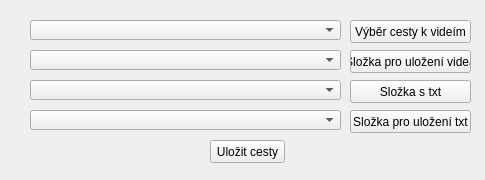
This is ui/t_b_ho.ui in RaphCucul/Image-registration-GUI as Qt 5 draws it before an edit. The edited form follows.
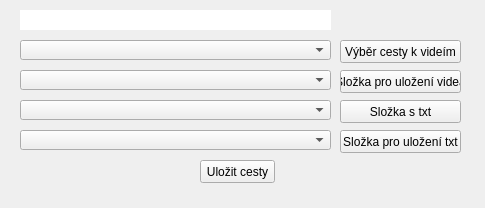
This is the edited form.

What changed in the file:
```diff
--- a/ui/t_b_ho.ui
+++ b/ui/t_b_ho.ui
@@ -7,17 +7,26 @@
     <x>0</x>
     <y>0</y>
     <width>485</width>
-    <height>180</height>
+    <height>208</height>
    </rect>
   </property>
+  <property name="sizePolicy">
+   <sizepolicy hsizetype="Preferred" vsizetype="Preferred">
+    <horstretch>0</horstretch>
+    <verstretch>0</verstretch>
+   </sizepolicy>
+  </property>
   <property name="windowTitle">
    <string>Form</string>
   </property>
+  <property name="autoFillBackground">
+   <bool>true</bool>
+  </property>
   <widget class="QComboBox" name="CB_slozka_txt">
    <property name="geometry">
     <rect>
-     <x>30</x>
-     <y>80</y>
+     <x>20</x>
+     <y>100</y>
      <width>311</width>
      <height>20</height>
     </rect>
@@ -32,8 +41,8 @@
   <widget class="QComboBox" name="CB_ulozeni_videa">
    <property name="geometry">
     <rect>
-     <x>30</x>
-     <y>50</y>
+     <x>20</x>
+     <y>70</y>
      <width>311</width>
      <height>20</height>
     </rect>
@@ -42,8 +51,8 @@
   <widget class="QPushButton" name="cesta_k_videim">
    <property name="geometry">
     <rect>
-     <x>350</x>
-     <y>20</y>
+     <x>340</x>
+     <y>40</y>
      <width>121</width>
      <height>23</height>
     </rect>
@@ -55,8 +64,8 @@
   <widget class="QPushButton" name="txt_slozka">
    <property name="geometry">
     <rect>
-     <x>350</x>
-     <y>80</y>
+     <x>340</x>
+     <y>100</y>
      <width>121</width>
      <height>23</height>
     </rect>
@@ -68,8 +77,8 @@
   <widget class="QComboBox" name="CB_ulozeni_txt">
    <property name="geometry">
     <rect>
-     <x>30</x>
-     <y>110</y>
+     <x>20</x>
+     <y>130</y>
      <width>311</width>
      <height>20</height>
     </rect>
@@ -78,8 +87,8 @@
   <widget class="QPushButton" name="ulozeni_videa">
    <property name="geometry">
     <rect>
-     <x>350</x>
-     <y>50</y>
+     <x>340</x>
+     <y>70</y>
      <width>121</width>
      <height>23</height>
     </rect>
@@ -91,8 +100,8 @@
   <widget class="QPushButton" name="ulozeni_txt">
    <property name="geometry">
     <rect>
-     <x>350</x>
-     <y>110</y>
+     <x>340</x>
+     <y>130</y>
      <width>121</width>
      <height>23</height>
     </rect>
@@ -104,8 +113,8 @@
   <widget class="QComboBox" name="CB_cesta_k_videim">
    <property name="geometry">
     <rect>
-     <x>30</x>
-     <y>20</y>
+     <x>20</x>
+     <y>40</y>
      <width>311</width>
      <height>20</height>
     </rect>
@@ -117,8 +126,8 @@
   <widget class="QPushButton" name="ulozeni_cest">
    <property name="geometry">
     <rect>
-     <x>210</x>
-     <y>140</y>
+     <x>200</x>
+     <y>160</y>
      <width>75</width>
      <height>23</height>
     </rect>
@@ -127,6 +136,19 @@
     <string>Uložit cesty</string>
    </property>
   </widget>
+  <widget class="QLineEdit" name="lineEdit">
+   <property name="geometry">
+    <rect>
+     <x>20</x>
+     <y>10</y>
+     <width>311</width>
+     <height>20</height>
+    </rect>
+   </property>
+   <property name="frame">
+    <bool>false</bool>
+   </property>
+  </widget>
  </widget>
  <resources/>
  <connections/>
```
Left out of the diff: 3 changed lines with no effect on the pictures.
